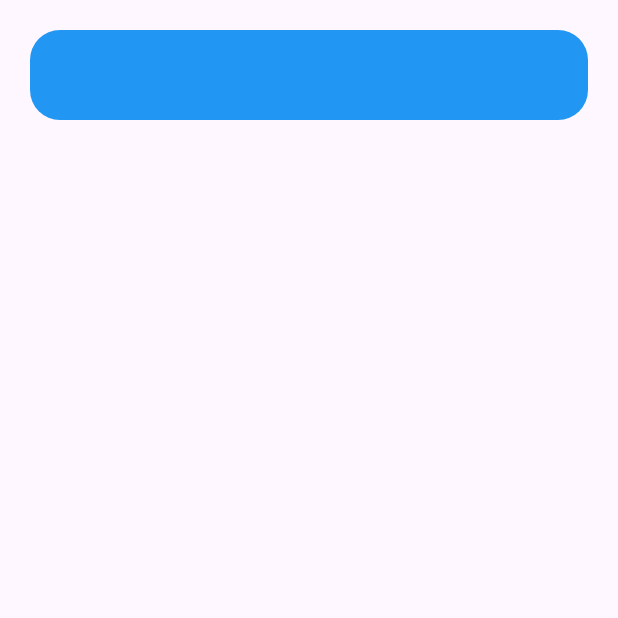
After one commit to YoussefOutahar/tutorat2022, a Flutter app: the AdaptiveSidePanel screen opened directly, on a phone screen of 412 x 824 dp, the top half of it. The commit adds this screen. Run offline on Flutter 3.47's test engine with Material 2 defaults, Android fonts, the light colour scheme and no system bars; our stand-ins replace firebase_analytics, firebase_core, lottie; missing offline and left inert: firebase_performance; accounts and stored records are empty.

Commit message:
MainScreen & diff screen layouts

```diff
--- /dev/null
+++ b/lib/Pages/MainPage/AdapiveSidePanel.dart
@@ -0,0 +1,66 @@
+import 'package:flutter/material.dart';
+
+class AdaptiveSidePanel extends StatefulWidget {
+  const AdaptiveSidePanel({Key? key, required this.body}) : super(key: key);
+
+  final Widget body;
+
+  @override
+  State<AdaptiveSidePanel> createState() => _AdaptiveSidePanelState();
+}
+
+class _AdaptiveSidePanelState extends State<AdaptiveSidePanel> {
+  @override
+  Widget build(BuildContext context) {
+    Size size = MediaQuery.of(context).size;
+    return Scaffold(
+      body: Hero(
+        tag: "MainPage",
+        child: LayoutBuilder(
+          builder: (BuildContext context, BoxConstraints constraints) {
+            bool isPortrait = constraints.maxWidth < constraints.maxHeight;
+            double aspectRatio = isPortrait
+                ? constraints.maxWidth / constraints.maxHeight
+                : constraints.maxHeight / constraints.maxWidth;
+            return Stack(
+              children: [
+                if (isPortrait)
+                  Positioned(
+                    top: 0,
+                    child: AnimatedContainer(
+                      padding: const EdgeInsets.all(20),
+                      margin: const EdgeInsets.all(20),
+                      decoration: const BoxDecoration(
+                        color: Colors.blue,
+                        borderRadius: BorderRadius.all(Radius.circular(20)),
+                      ),
+                      duration: const Duration(milliseconds: 200),
+                      height: 60,
+                      width: size.width -
+                          20 * 2, // Minus The Padding in both sides
+                    ),
+                  ),
+                if (!isPortrait)
+                  Positioned(
+                    left: 0,
+                    child: AnimatedContainer(
+                      duration: const Duration(milliseconds: 350),
+                      padding: const EdgeInsets.all(20),
+                      margin: const EdgeInsets.all(20),
+                      decoration: const BoxDecoration(
+                        color: Colors.blue,
+                        borderRadius: BorderRadius.all(Radius.circular(20)),
+                      ),
+                      height: size.height - 20 * 2,
+                      width: aspectRatio < 0.7 ? 200 : 60,
+                      child: Container(),
+                    ),
+                  ),
+              ],
+            );
+          },
+        ),
+      ),
+    );
+  }
+}
--- a/lib/main.dart
+++ b/lib/main.dart
@@ -7,9 +7,9 @@ import 'package:provider/provider.dart';
 
 import 'package:tutorat2022/Pages/Authentification/authenticate_page.dart';
 
-import 'Pages/Admin/admin_screen.dart';
-import 'Pages/Tutoré/tutorer_screen.dart';
 import 'FireBase/firebase_options.dart';
+import 'Pages/MainPage/AdminDashBoard/admin_screen.dart';
+import 'Pages/MainPage/TutoréUI/tutorer_screen.dart';
 
 void main() async {
   WidgetsFlutterBinding.ensureInitialized();
```
Also changed, not shown: lib/Pages/Authentification/login_panel.dart (+16 -12 lines), lib/Pages/Authentification/widgets/login_form.dart (+14 -4 lines), lib/Pages/MainPage/TutoréUI/tutorer_screen.dart (renamed from lib/Pages/Tutoré/tutorer_screen.dart, +6 -1 lines), lib/Pages/MainPage/AdminDashBoard/admin_screen.dart (renamed from lib/Pages/Admin/admin_screen.dart).
